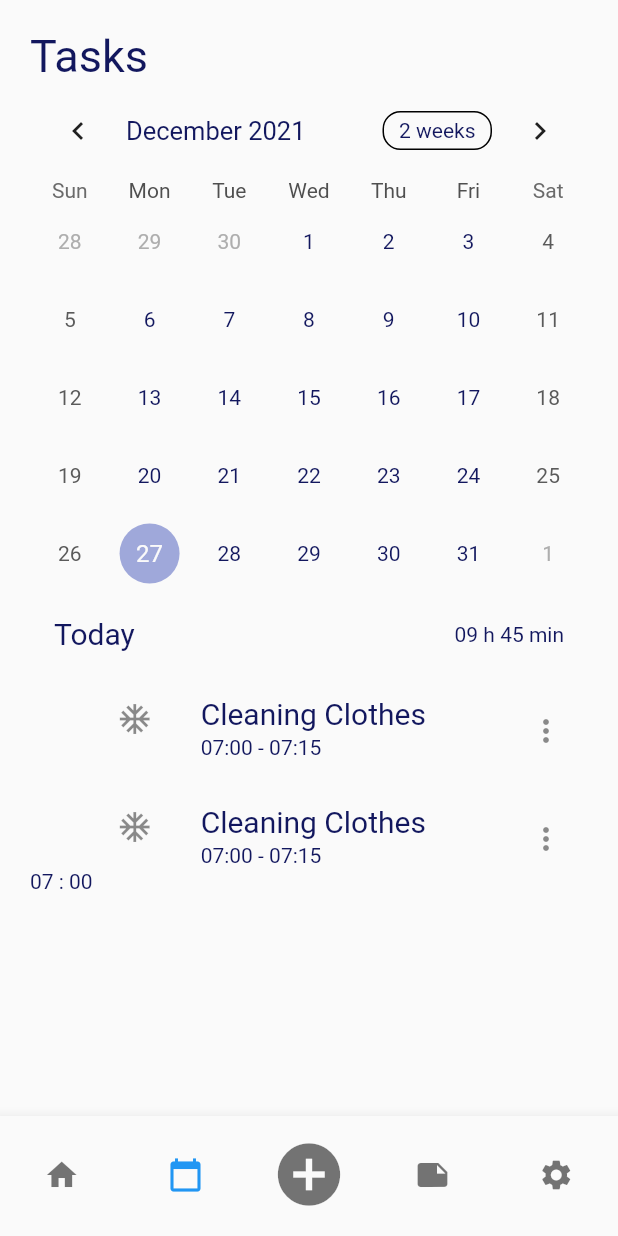
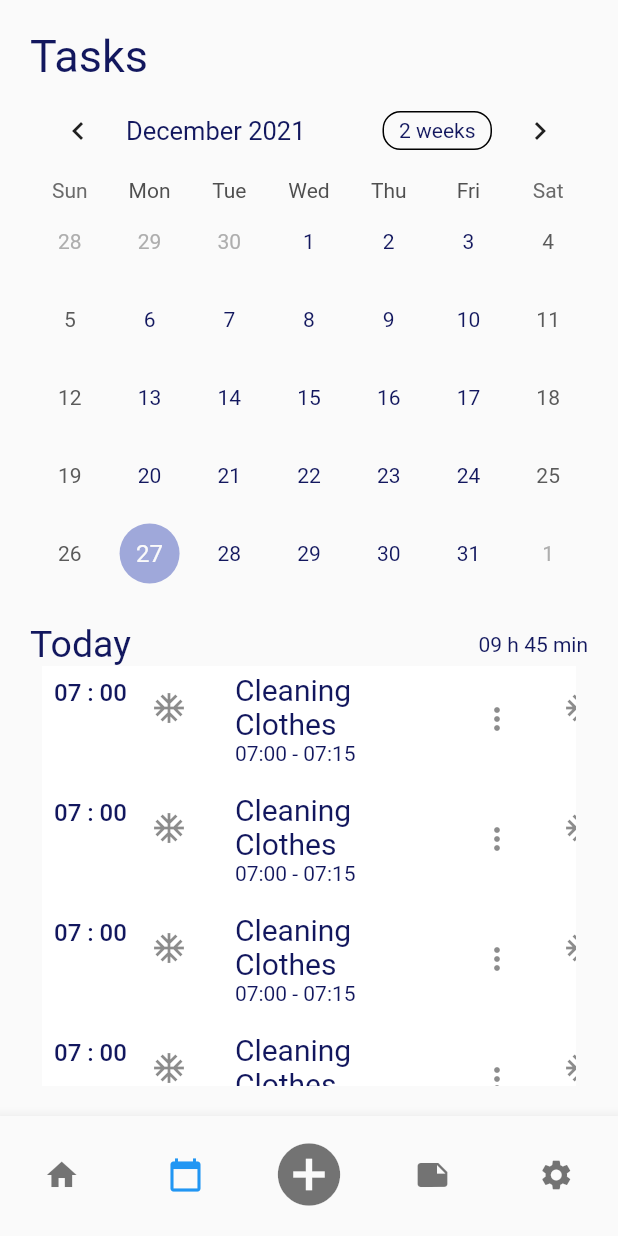
Before and after one commit to mfadlanridho/activity-app-flutter, a Flutter app: the screen it shows after launch, item 2 of the bottom bar chosen, on a phone screen of 412 x 824 dp. Run offline on Flutter 3.47's test engine with Material 2 defaults, Android fonts, the phone set to English and light mode, and no system bars; drawn by our look-alikes of table_calendar; missing offline and left inert: dart:ffi.

Commit message:
fixed and added the horizontal list view

```diff
--- a/lib/main.dart
+++ b/lib/main.dart
@@ -1,6 +1,7 @@
 import 'package:flutter/material.dart';
 import 'package:task_app/screens/home_screen.dart';
 import 'package:task_app/screens/tasks_screen.dart';
+import 'package:task_app/widgets/nested_listview_example.dart';
 
 void main() {
   runApp(const MyApp());
@@ -13,30 +14,30 @@ class MyApp extends StatelessWidget {
   Widget build(BuildContext context) {
     return MaterialApp(
       title: 'Home Screen',
-      home: MyStatefulWidget(),
+      home: const NavigationScreen(),
       theme: ThemeData(
         textTheme: Theme.of(context).textTheme.apply(
-              bodyColor: Color(0xFF12175E),
-              displayColor: Color(0xFF12175E),
+              bodyColor: const Color(0xFF12175E),
+              displayColor: const Color(0xFF12175E),
             ),
       ),
     );
   }
 }
 
-class MyStatefulWidget extends StatefulWidget {
-  const MyStatefulWidget({
+class NavigationScreen extends StatefulWidget {
+  const NavigationScreen({
     Key? key,
   }) : super(key: key);
 
   @override
-  State<MyStatefulWidget> createState() => _MyStatefulWidgetState();
+  State<NavigationScreen> createState() => _NavigationScreenState();
 }
 
-class _MyStatefulWidgetState extends State<MyStatefulWidget> {
+class _NavigationScreenState extends State<NavigationScreen> {
   final _pageOptions = [
-    HomeScreen(),
-    TasksScreen(),
+    const HomeScreen(),
+    const TasksScreen(),
   ];
 
   int _selectedIndex = 0;
@@ -52,7 +53,6 @@ class _MyStatefulWidgetState extends State<MyStatefulWidget> {
   void _onItemTapped(int index) {
     setState(() {
       _selectedIndex = index;
-      print('ye');
     });
   }
 
--- a/lib/screens/tasks_screen.dart
+++ b/lib/screens/tasks_screen.dart
@@ -1,9 +1,8 @@
 import 'package:flutter/material.dart';
-import 'package:table_calendar/table_calendar.dart';
 import 'package:task_app/widgets/basic_calendar.dart';
 import 'package:task_app/utils.dart';
-import 'package:task_app/widgets/heading_text.dart';
-
+import 'package:task_app/widgets/horizontal_task_list.dart';
+import 'package:task_app/widgets/nested_listview_example.dart';
 import '../widgets/task_card.dart';
 
 class TasksScreen extends StatelessWidget {
@@ -17,34 +16,22 @@ class TasksScreen extends StatelessWidget {
         child: Column(
           crossAxisAlignment: CrossAxisAlignment.start,
           children: [
-            HeadingText('Tasks'),
+            const Text(
+              'Tasks',
+              style: kHeadingTextStyle,
+            ),
             TableBasicsExample(),
-            ListTile(
-              leading: Text(
-                'Today',
-                style: TextStyle(
-                  fontSize: 20,
-                ),
-              ),
-              trailing: Text(
-                '09 h 45 min',
-              ),
+            const SizedBox(height: kSpaceBetweenWidgets),
+            Row(
+              mainAxisAlignment: MainAxisAlignment.spaceBetween,
+              children: [
+                Text('Today', style: TextStyle(fontSize: 25)),
+                Text('09 h 45 min'),
+              ],
             ),
             Expanded(
-              child: Row(
-                children: [
-                  Text('07 : 00'),
-                  Expanded(
-                    child: ListView.builder(
-                      itemCount: 2,
-                      itemBuilder: (context, index) {
-                        return TaskCard();
-                      },
-                    ),
-                  ),
-                ],
-              ),
-            ),
+              child: NestedListViewExample(),
+            )
           ],
         ),
       ),
--- a/lib/utils.dart
+++ b/lib/utils.dart
@@ -2,8 +2,14 @@ import 'package:flutter/material.dart';
 import 'dart:collection';
 import 'package:table_calendar/table_calendar.dart';
 
-const kScreenItemsPadding = const EdgeInsets.all(
+const kScreenItemsPadding = EdgeInsets.all(
   20.0,
+);
+
+const kSpaceBetweenWidgets = 20.0;
+
+const kHeadingTextStyle = TextStyle(
+  fontSize: 30,
 );
 
 /// Example event class.
@@ -24,12 +30,12 @@ final kEvents = LinkedHashMap<DateTime, List<Event>>(
   hashCode: getHashCode,
 )..addAll(_kEventSource);
 
-final _kEventSource = Map.fromIterable(List.generate(50, (index) => index),
-    key: (item) => DateTime.utc(kFirstDay.year, kFirstDay.month, item * 5), value: (item) => List.generate(item % 4 + 1, (index) => Event('Event $item | ${index + 1}')))
-  ..addAll({
+final _kEventSource = {
+  for (var item in List.generate(50, (index) => index)) DateTime.utc(kFirstDay.year, kFirstDay.month, item * 5): List.generate(item % 4 + 1, (index) => Event('Event $item | ${index + 1}'))
+}..addAll({
     kToday: [
-      Event('Today\'s Event 1'),
-      Event('Today\'s Event 2'),
+      const Event('Today\'s Event 1'),
+      const Event('Today\'s Event 2'),
     ],
   });
 
--- a/lib/widgets/heading_text.dart
+++ /dev/null
@@ -1,16 +0,0 @@
-import 'package:flutter/material.dart';
-
-class HeadingText extends StatelessWidget {
-  final String text;
-  const HeadingText(this.text, {Key? key}) : super(key: key);
-
-  @override
-  Widget build(BuildContext context) {
-    return Text(
-      text,
-      style: TextStyle(
-        fontSize: 30,
-      ),
-    );
-  }
-}
--- /dev/null
+++ b/lib/widgets/nested_listview_example.dart
@@ -0,0 +1,56 @@
+import 'package:flutter/material.dart';
+import 'package:task_app/widgets/task_card.dart';
+
+class NestedListViewExample extends StatelessWidget {
+  const NestedListViewExample({Key? key}) : super(key: key);
+
+  @override
+  Widget build(BuildContext context) {
+    return ListView.builder(
+      shrinkWrap: true,
+      itemBuilder: (context, index) => marios(),
+      itemCount: 10,
+    );
+  }
+}
+
+class marios extends StatelessWidget {
+  const marios({
+    Key? key,
+  }) : super(key: key);
+
+  @override
+  Widget build(BuildContext context) {
+    return Container(
+      color: Colors.white,
+      margin: EdgeInsets.only(left: 8, right: 8),
+      height: 80, // THIS HEIGHT IS IMPORTANT
+      child: Row(
+        crossAxisAlignment: CrossAxisAlignment.start,
+        children: [
+          Padding(
+            padding: const EdgeInsets.only(
+              left: 8.0,
+              top: 8.0,
+            ),
+            child: Text(
+              '07 : 00',
+              style: TextStyle(fontSize: 16, fontWeight: FontWeight.w500),
+            ),
+          ),
+          Expanded(
+            child: ListView.builder(
+              scrollDirection: Axis.horizontal,
+              itemCount: 10,
+              itemBuilder: (context, index) {
+                return TaskCard(
+                  width: 1.5,
+                );
+              },
+            ),
+          ),
+        ],
+      ),
+    );
+  }
+}
--- a/lib/widgets/task_card.dart
+++ b/lib/widgets/task_card.dart
@@ -1,11 +1,22 @@
+import 'dart:ffi';
+
 import 'package:flutter/material.dart';
 
 class TaskCard extends StatelessWidget {
-  const TaskCard({Key? key}) : super(key: key);
+  final double? width;
+  const TaskCard({Key? key, this.width}) : super(key: key);
 
   @override
   Widget build(BuildContext context) {
-    return ListTile(
+    return ConstrainedBox(
+      constraints: BoxConstraints(
+        /// Just an example, but this makes sure, that since you set a fixed width like 300.0, on small screens this won't get too big. For example by setting a maxWidth constraint like this, its width will be 300.0, but at max as big as 1 / 3 of the screen width so it gets smaller on small screen sizes
+        maxWidth: MediaQuery.of(context).size.width / (width ?? 1),
+      ),
+
+      // TODO: change ListTile to container to
+      child: const ListTile(
+        shape: RoundedRectangleBorder(),
         leading: Icon(Icons.ac_unit),
         title: Text(
           'Cleaning Clothes',
@@ -15,6 +26,7 @@ class TaskCard extends StatelessWidget {
         ),
         subtitle: Text('07:00 - 07:15'),
         trailing: Icon(Icons.more_vert),
+      ),
     );
   }
 }
```
Also changed, not shown: lib/screens/home_screen.dart (+7 -171 lines), lib/widgets/dashboard.dart (added, +121 -0 lines), lib/widgets/horizontal_task_list.dart (added, +32 -0 lines), lib/widgets/welcome_card.dart (added, +47 -0 lines). Lines whose indentation alone changed are shown as unchanged.
